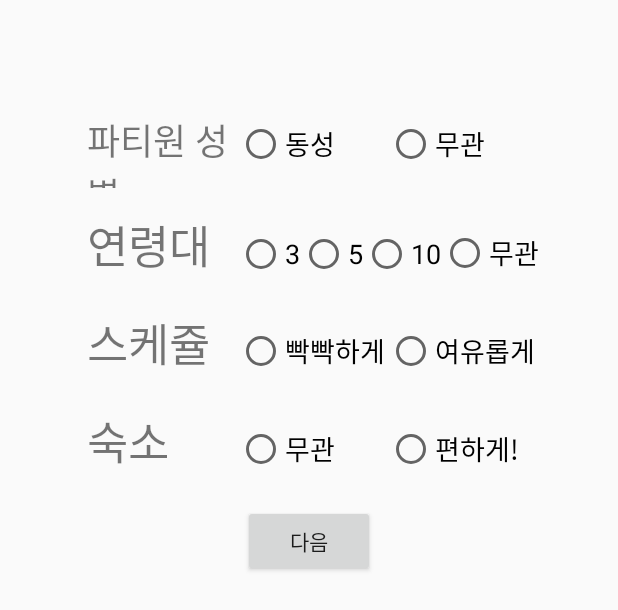
After one commit to Algamja/TT, an Android app: the layout party_select.xml on its own in the app's theme, with its tools: preview values and no code run, on a phone screen of 412 x 824 dp. The commit adds this screen. Shown: the top 610 px of the screen. Run offline under Robolectric (Android 15) with nearby library versions, the phone set to English and light mode, and no system bars.

Commit message:
gen_age 성별 나이 party_select 취향 선택하는거

```diff
--- /dev/null
+++ b/app/src/main/res/layout/party_select.xml
@@ -0,0 +1,203 @@
+<?xml version="1.0" encoding="utf-8"?>
+<LinearLayout
+    xmlns:android="http://schemas.android.com/apk/res/android"
+    android:layout_width="match_parent"
+    android:layout_height="match_parent"
+    android:orientation="vertical">
+
+    <Space
+        android:layout_width="match_parent"
+        android:layout_height="75dp" />
+
+    <LinearLayout
+        android:layout_width="wrap_content"
+        android:layout_height="wrap_content">
+
+        <Space
+            android:layout_width="58dp"
+            android:layout_height="match_parent"
+            android:layout_weight="1" />
+
+        //파티원 성별
+
+        <TextView
+            android:id="@+id/partygen"
+            android:layout_width="100dp"
+            android:layout_height="50dp"
+            android:layout_weight="1"
+            android:text="파티원 성별"
+            android:textSize="24sp" />
+
+        //동성
+        <RadioButton
+            android:id="@+id/same"
+            android:layout_width="100dp"
+            android:layout_height="wrap_content"
+            android:layout_weight="1"
+            android:text="동성"
+            android:textSize="18sp" />
+
+        //무관
+        <RadioButton
+            android:id="@+id/anyone"
+            android:layout_width="match_parent"
+            android:layout_height="wrap_content"
+            android:layout_weight="1"
+            android:text="무관"
+            android:textSize="18sp" />
+
+    </LinearLayout>
+
+    <Space
+        android:layout_width="match_parent"
+        android:layout_height="15dp" />
+
+    <LinearLayout
+        android:layout_width="wrap_content"
+        android:layout_height="wrap_content">
+
+        <Space
+            android:layout_width="58dp"
+            android:layout_height="match_parent"
+            android:layout_weight="1" />
+
+        //연령대
+        <TextView
+            android:id="@+id/agegroup"
+            android:layout_width="100dp"
+            android:layout_height="50dp"
+            android:layout_weight="1"
+            android:text="연령대"
+            android:textSize="30sp" />
+
+        //3
+        <RadioButton
+            android:id="@+id/three"
+            android:layout_width="wrap_content"
+            android:layout_height="wrap_content"
+            android:layout_weight="1"
+            android:text="3"
+            android:textSize="18sp" />
+
+        //5
+        <RadioButton
+            android:id="@+id/five"
+            android:layout_width="match_parent"
+            android:layout_height="wrap_content"
+            android:layout_weight="1"
+            android:text="5"
+            android:textSize="18sp" />
+
+        //10
+        <RadioButton
+            android:id="@+id/ten"
+            android:layout_width="match_parent"
+            android:layout_height="wrap_content"
+            android:layout_weight="1"
+            android:text="10"
+            android:textSize="18sp" />
+
+        //무관
+        <RadioButton
+            android:id="@+id/anyage"
+            android:layout_width="match_parent"
+            android:layout_height="wrap_content"
+            android:layout_weight="1"
+            android:text="무관"
+            android:textSize="18sp" />
+    </LinearLayout>
+
+    <Space
+        android:layout_width="match_parent"
+        android:layout_height="15dp" />
+
+    <LinearLayout
+        android:layout_width="wrap_content"
+        android:layout_height="wrap_content">
+
+        <Space
+            android:layout_width="58dp"
+            android:layout_height="match_parent"
+            android:layout_weight="1" />
+
+        //스케쥴
+        <TextView
+            android:id="@+id/schedule"
+            android:layout_width="100dp"
+            android:layout_height="50dp"
+            android:layout_weight="1"
+            android:text="스케쥴"
+            android:textSize="30sp" />
+
+        //빡빡하게
+        <RadioButton
+            android:id="@+id/busy"
+            android:layout_width="100dp"
+            android:layout_height="wrap_content"
+            android:layout_weight="1"
+            android:text="빡빡하게"
+            android:textSize="18sp" />
+
+        //여유롭게
+        <RadioButton
+            android:id="@+id/lazy"
+            android:layout_width="match_parent"
+            android:layout_height="wrap_content"
+            android:layout_weight="1"
+            android:text="여유롭게"
+            android:textSize="18sp" />
+
+    </LinearLayout>
+
+    <Space
+        android:layout_width="match_parent"
+        android:layout_height="15dp" />
+
+    <LinearLayout
+        android:layout_width="wrap_content"
+        android:layout_height="wrap_content">
+
+        <Space
+            android:layout_width="58dp"
+            android:layout_height="match_parent"
+            android:layout_weight="1" />
+
+        //숙소
+        <TextView
+            android:id="@+id/sleep"
+            android:layout_width="100dp"
+            android:layout_height="50dp"
+            android:layout_weight="1"
+            android:text="숙소"
+            android:textSize="30sp" />
+
+        //잠만 자는 곳
+        <RadioButton
+            android:id="@+id/dontcare"
+            android:layout_width="100dp"
+            android:layout_height="wrap_content"
+            android:layout_weight="1"
+            android:text="무관"
+            android:textSize="18sp" />
+
+        //편하게
+        <RadioButton
+            android:id="@+id/cozy"
+            android:layout_width="match_parent"
+            android:layout_height="wrap_content"
+            android:layout_weight="1"
+            android:text="편하게!"
+            android:textSize="18sp" />
+    </LinearLayout>
+
+    <Space
+        android:layout_width="match_parent"
+        android:layout_height="15dp" />
+
+    <Button
+        android:layout_width="wrap_content"
+        android:layout_height="wrap_content"
+        android:layout_gravity="center"
+        android:id="@+id/next"
+        android:text="다음"/>
+</LinearLayout>
```
Also changed, not shown: app/src/main/java/com/example/jmkim/nomad/MainActivity.java (+37 -0 lines), app/src/main/res/layout/gen_age.xml (+54 -22 lines), app/src/main/res/values/array.xml (+21 -0 lines).
